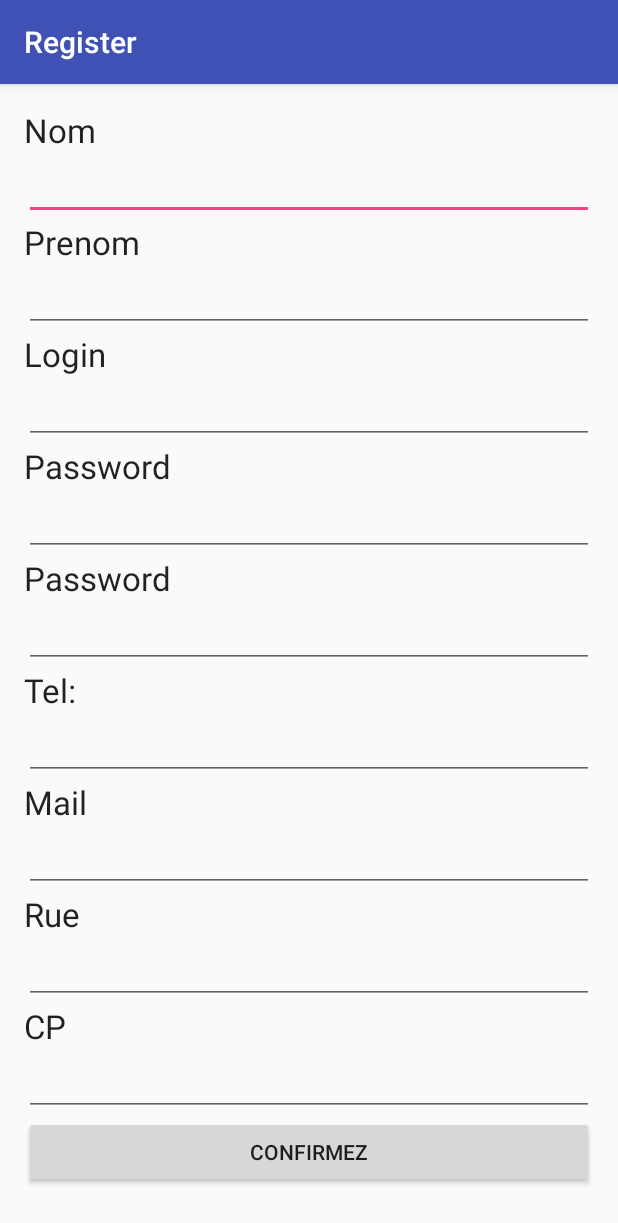
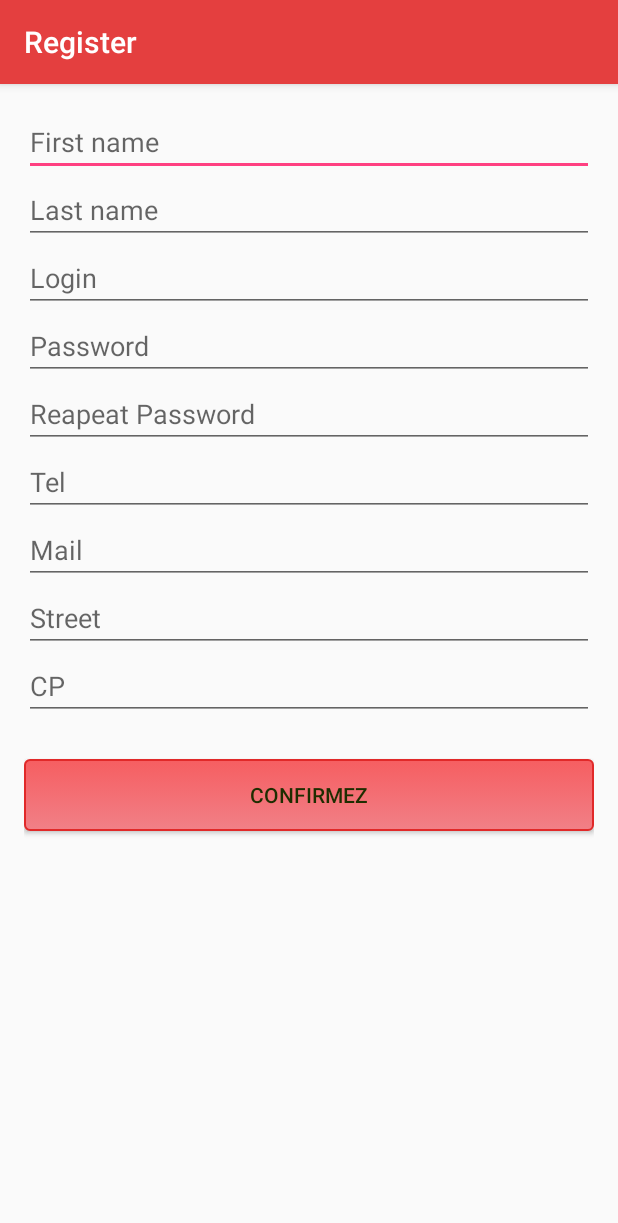
Before and after one commit to Mathieu-Heuzey/feedme, an Android app: the Register screen opened directly, with no data from a screen before it, on a phone screen of 412 x 824 dp. Shown: the top 1223 px of the screen. Run offline under Robolectric (Android 15) with nearby library versions, the phone set to English and light mode, and no system bars; libraries missing offline, so code that uses them is left out: com.loopj.android, cz.msebera.android.

Commit message:
graphique du login / register finis complétement, ajout de class xml

```diff
--- a/FeedMe/app/src/main/java/mobile/feedme/SingIn.java
+++ b/FeedMe/app/src/main/java/mobile/feedme/SingIn.java
@@ -51,6 +51,12 @@ public class SingIn extends AppCompatActivity implements ILogger {
         Api.Authentificate(this, getApplicationContext(), username, password);
      }
 
+    public void    openRegister(View v)
+    {
+        startActivity(new Intent(getApplicationContext(), Register.class));
+    }
+
+
     @Override
     public void loginSuccessfull()
     {
--- /dev/null
+++ b/FeedMe/app/src/main/res/drawable/btn1.xml
@@ -0,0 +1,24 @@
+<?xml version="1.0" encoding="utf-8"?>
+<selector xmlns:android="http://schemas.android.com/apk/res/android" >
+    <item android:state_pressed="true" >
+        <shape android:shape="rectangle"  >
+            <corners android:radius="3dip" />
+            <stroke android:width="1dip" android:color="#E12929" />
+            <gradient android:angle="-90" android:startColor="#d4444a" android:endColor="#fa225d"  />
+        </shape>
+    </item>
+    <item android:state_focused="true">
+        <shape android:shape="rectangle"  >
+            <corners android:radius="3dip" />
+            <stroke android:width="1dip" android:color="#E12929" />
+            <solid android:color="#58857e"/>
+        </shape>
+    </item>
+    <item >
+        <shape android:shape="rectangle"  >
+            <corners android:radius="3dip" />
+            <stroke android:width="1dip" android:color="#E12929" />
+            <gradient android:angle="-90" android:startColor="#f65e61" android:endColor="#f18087" />
+        </shape>
+    </item>
+</selector>
--- a/FeedMe/app/src/main/res/layout/content_register.xml
+++ b/FeedMe/app/src/main/res/layout/content_register.xml
@@ -18,30 +18,12 @@
         android:layout_height="match_parent"
         android:stretchColumns="1">
 
-    <TextView
-        android:layout_width="wrap_content"
-        android:layout_height="wrap_content"
-        android:textAppearance="?android:attr/textAppearanceLarge"
-        android:text="Nom"
-        android:id="@+id/textViewNom"
-        android:layout_alignParentLeft="true"
-        android:layout_alignParentStart="true" />
-
         <EditText
             android:layout_width="fill_parent"
             android:layout_height="wrap_content"
             android:id="@+id/editTextNom"
+            android:hint="First name"
             android:layout_below="@+id/textViewNom"
-        android:layout_alignParentLeft="true"
-        android:layout_alignParentStart="true" />
-
-    <TextView
-        android:layout_width="wrap_content"
-        android:layout_height="wrap_content"
-        android:textAppearance="?android:attr/textAppearanceLarge"
-        android:text="Prenom"
-        android:layout_below="@+id/editTextNom"
-        android:id="@+id/textViewPrenom"
             android:layout_alignParentLeft="true"
             android:layout_alignParentStart="true" />
 
@@ -49,35 +31,26 @@
             android:layout_width="fill_parent"
             android:layout_height="wrap_content"
             android:id="@+id/editTextPrenom"
-        android:layout_below="@+id/textViewPrenom"
+            android:hint="Last name"
+            android:layout_below="@+id/editTextNom"
             android:layout_alignParentLeft="true"
             android:layout_alignParentStart="true" />
 
 
-    <TextView
-        android:layout_width="wrap_content"
+        <EditText
+            android:layout_width="fill_parent"
             android:layout_height="wrap_content"
-        android:textAppearance="?android:attr/textAppearanceLarge"
-        android:text="Login"
+            android:id="@+id/editTextLogin"
+            android:hint="Login"
             android:layout_below="@+id/editTextPrenom"
-        android:id="@+id/textViewLogin"
             android:layout_alignParentLeft="true"
             android:layout_alignParentStart="true" />
 
         <EditText
             android:layout_width="fill_parent"
             android:layout_height="wrap_content"
-        android:id="@+id/editTextLogin"
-        android:layout_below="@+id/textViewLogin"
-        android:layout_alignParentLeft="true"
-        android:layout_alignParentStart="true" />
-
-    <TextView
-        android:layout_width="wrap_content"
-        android:layout_height="wrap_content"
-        android:textAppearance="?android:attr/textAppearanceLarge"
-        android:text="Password"
-        android:id="@+id/textViewPassword1"
+            android:id="@+id/EditTextPassword1"
+            android:hint="Password"
             android:layout_below="@+id/editTextLogin"
             android:layout_alignParentLeft="true"
             android:layout_alignParentStart="true" />
@@ -85,55 +58,28 @@
         <EditText
             android:layout_width="fill_parent"
             android:layout_height="wrap_content"
-        android:id="@+id/EditTextPassword1"
-        android:layout_below="@+id/textViewPassword1"
+            android:id="@+id/EditTextPassword2"
+            android:hint="Reapeat Password"
+            android:layout_below="@+id/EditTextPassword1"
             android:layout_alignParentLeft="true"
             android:layout_alignParentStart="true" />
 
-    <TextView
-        android:layout_width="wrap_content"
+
+        <EditText
+            android:layout_width="fill_parent"
             android:layout_height="wrap_content"
-        android:textAppearance="?android:attr/textAppearanceLarge"
-        android:text="Password"
-        android:id="@+id/textViewPassword2"
-        android:layout_below="@+id/EditTextPassword1"
+            android:id="@+id/editTextTel"
+            android:hint="Tel"
+            android:layout_below="@+id/EditTextPassword2"
+            android:inputType="number"
             android:layout_alignParentLeft="true"
             android:layout_alignParentStart="true" />
 
         <EditText
             android:layout_width="fill_parent"
             android:layout_height="wrap_content"
-        android:id="@+id/EditTextPassword2"
-        android:layout_below="@+id/textViewPassword2"
-        android:layout_alignParentLeft="true"
-        android:layout_alignParentStart="true" />
-
-
-    <TextView
-        android:layout_width="wrap_content"
-        android:layout_height="wrap_content"
-        android:textAppearance="?android:attr/textAppearanceLarge"
-        android:text="Tel:"
-        android:id="@+id/textViewTel"
-        android:layout_below="@+id/EditTextPassword2"
-        android:layout_alignParentLeft="true"
-        android:layout_alignParentStart="true" />
-
-    <EditText
-        android:layout_width="fill_parent"
-        android:layout_height="wrap_content"
-        android:id="@+id/editTextTel"
-        android:layout_below="@+id/textViewTel"
-        android:inputType="number"
-        android:layout_alignParentLeft="true"
-        android:layout_alignParentStart="true" />
-
-    <TextView
-        android:layout_width="wrap_content"
-        android:layout_height="wrap_content"
-        android:textAppearance="?android:attr/textAppearanceLarge"
-        android:text="Mail"
-        android:id="@+id/textViewMail"
+            android:id="@+id/editTextMail"
+            android:hint="Mail"
             android:layout_below="@+id/editTextTel"
             android:layout_alignParentLeft="true"
             android:layout_alignParentStart="true" />
@@ -141,17 +87,8 @@
         <EditText
             android:layout_width="fill_parent"
             android:layout_height="wrap_content"
-        android:id="@+id/editTextMail"
-        android:layout_below="@+id/textViewMail"
-        android:layout_alignParentLeft="true"
-        android:layout_alignParentStart="true" />
-
-    <TextView
-        android:layout_width="wrap_content"
-        android:layout_height="wrap_content"
-        android:textAppearance="?android:attr/textAppearanceLarge"
-        android:text="Rue"
-        android:id="@+id/textViewRue"
+            android:id="@+id/editTextRue"
+            android:hint="Street"
             android:layout_below="@+id/editTextMail"
             android:layout_alignParentLeft="true"
             android:layout_alignParentStart="true" />
@@ -159,37 +96,23 @@
         <EditText
             android:layout_width="fill_parent"
             android:layout_height="wrap_content"
-        android:id="@+id/editTextRue"
-        android:layout_below="@+id/textViewRue"
-        android:layout_alignParentLeft="true"
-        android:layout_alignParentStart="true" />
-
-    <TextView
-        android:layout_width="wrap_content"
-        android:layout_height="wrap_content"
-        android:textAppearance="?android:attr/textAppearanceLarge"
-        android:text="CP"
-        android:id="@+id/textViewCP"
+            android:id="@+id/editTextCP"
+            android:hint="CP"
             android:layout_below="@+id/editTextRue"
-        android:layout_alignParentLeft="true"
-        android:layout_alignParentStart="true" />
-
-    <EditText
-        android:layout_width="fill_parent"
-        android:layout_height="wrap_content"
-        android:id="@+id/editTextCP"
-        android:layout_below="@+id/textViewCP"
             android:inputType="number"
             android:layout_alignParentLeft="true"
             android:layout_alignParentStart="true" />
 
-    <Button
+        <android.support.v7.widget.AppCompatButton
             android:layout_width="wrap_content"
             android:layout_height="wrap_content"
             android:text="Confirmez"
             android:id="@+id/Bconfirmez"
             android:onClick="register"
+            android:background="@drawable/btn1"
+            android:layout_marginTop="26dp"
+            android:textColor="#1e2d00"
             android:layout_below="@+id/editTextCP"
-        android:layout_centerHorizontal="true"></Button>
+            android:layout_centerHorizontal="true"></android.support.v7.widget.AppCompatButton>
     </TableLayout>
 </ScrollView>
--- a/FeedMe/app/src/main/res/layout/content_sing_in.xml
+++ b/FeedMe/app/src/main/res/layout/content_sing_in.xml
@@ -12,52 +12,49 @@
     tools:context="mobile.feedme.SingIn"
     tools:showIn="@layout/activity_sing_in">
 
-    <TextView
-        android:layout_width="wrap_content"
+    <EditText
+        android:layout_width="fill_parent"
         android:layout_height="wrap_content"
-        android:textAppearance="?android:attr/textAppearanceLarge"
-        android:text="Login"
-        android:id="@+id/textViewLogin"
-        android:layout_alignParentTop="true"
+        android:id="@+id/editTextLogin"
+        android:hint="Mail"
         android:layout_alignParentLeft="true"
         android:layout_alignParentStart="true" />
 
     <EditText
         android:layout_width="fill_parent"
         android:layout_height="wrap_content"
-        android:id="@+id/editTextLogin"
-        android:layout_below="@+id/textViewLogin"
-        android:layout_alignParentLeft="true"
-        android:layout_alignParentStart="true" />
-
-    <TextView
-        android:layout_width="wrap_content"
-        android:layout_height="wrap_content"
-        android:textAppearance="?android:attr/textAppearanceLarge"
-        android:text="Password"
-        android:id="@+id/textViewPassword"
+        android:inputType="textPassword"
+        android:hint="Password"
+        android:id="@+id/EditTextPassword"
         android:layout_below="@+id/editTextLogin"
         android:layout_alignParentLeft="true"
         android:layout_alignParentStart="true" />
 
-
-    <EditText
-        android:layout_width="fill_parent"
-        android:layout_height="wrap_content"
-        android:inputType="textPassword"
-        android:id="@+id/EditTextPassword"
-        android:layout_below="@+id/textViewPassword"
-        android:layout_alignParentLeft="true"
-        android:layout_alignParentStart="true" />
-
     <Button
-        android:layout_width="wrap_content"
+        android:layout_width="match_parent"
         android:layout_height="wrap_content"
         android:text="Confirmez"
         android:id="@+id/Bconfirmez"
-        android:layout_alignParentBottom="true"
-        android:layout_centerHorizontal="true"
         android:onClick="signIn"
-        android:layout_marginBottom="182dp" />
+        android:background="@drawable/btn1"
+        android:layout_marginTop="26dp"
+        android:textColor="#1e2d00"
+        android:layout_below="@+id/EditTextPassword"
+        android:layout_alignParentRight="true"
+        android:layout_alignParentEnd="true" />
+
+    <TextView
+        android:layout_width="fill_parent"
+        android:layout_height="wrap_content"
+        android:gravity="center"
+        android:textSize="20sp"
+        android:onClick="openRegister"
+        android:id="@+id/EditTextRegister"
+        android:clickable="true"
+        android:text="Click Here to create an accout"
+        android:layout_below="@+id/Bconfirmez"
+        android:layout_alignParentRight="true"
+        android:layout_alignParentEnd="true"
+        android:layout_marginTop="36dp" />
 
 </RelativeLayout>
--- a/FeedMe/app/src/main/res/values/colors.xml
+++ b/FeedMe/app/src/main/res/values/colors.xml
@@ -1,10 +1,12 @@
 <?xml version="1.0" encoding="utf-8"?>
 <resources>
-    <color name="colorPrimary">#3F51B5</color>
-    <color name="colorPrimaryDark">#303F9F</color>
+    <color name="colorPrimary">#E43F3F</color>
+    <color name="colorPrimaryDark">#E12929</color>
     <color name="colorAccent">#FF4081</color>
     <color name="main_color">#2A8E20</color>
     <color name="secondary_color">#196F5E</color>
     <color name="police_color">#777777</color>
+    <color name="colorPrimaryDarker">#CC1D1D</color>
+    <color name="accent">#FFFFFF</color>
 
 </resources>
```
Lines whose indentation alone changed are shown as unchanged.
